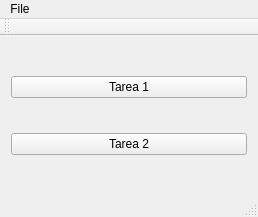
The window that mainwindow.ui (KelviNosse/BinaryDemo) describes before a commit, drawn with Qt 5.
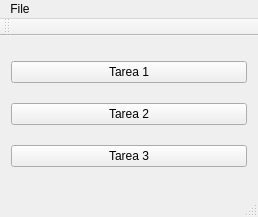
The same window after the commit.

What changed in the file:
```diff
--- a/mainwindow.ui
+++ b/mainwindow.ui
@@ -29,6 +29,13 @@
       </property>
      </widget>
     </item>
+    <item>
+     <widget class="QPushButton" name="tarea3Btn">
+      <property name="text">
+       <string>Tarea 3</string>
+      </property>
+     </widget>
+    </item>
    </layout>
   </widget>
   <widget class="QMenuBar" name="menuBar">
```
